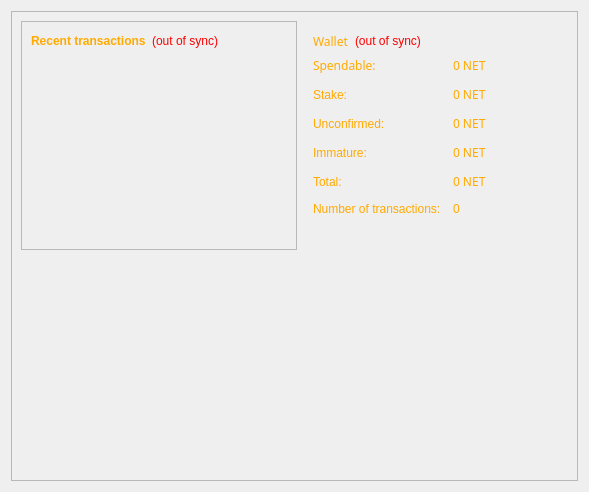
The window that src/qt/forms/overviewpage.ui (mbirtwistle/net2) describes before a commit, drawn with Qt 5.
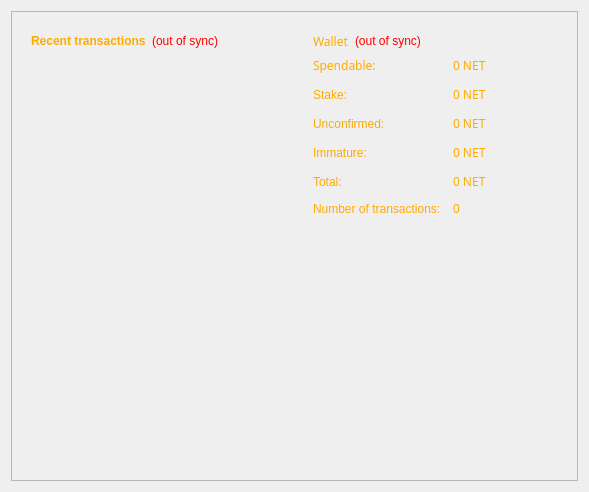
The same window after the commit. Icons and pictures are not drawn.

What changed in the file:
```diff
--- a/src/qt/forms/overviewpage.ui
+++ b/src/qt/forms/overviewpage.ui
@@ -193,6 +193,15 @@
                </color>
               </brush>
              </colorrole>
+             <colorrole role="Button">
+              <brush brushstyle="SolidPattern">
+               <color alpha="0">
+                <red>0</red>
+                <green>0</green>
+                <blue>0</blue>
+               </color>
+              </brush>
+             </colorrole>
              <colorrole role="Text">
               <brush brushstyle="SolidPattern">
                <color alpha="255">
@@ -220,6 +229,24 @@
                </color>
               </brush>
              </colorrole>
+             <colorrole role="Base">
+              <brush brushstyle="SolidPattern">
+               <color alpha="0">
+                <red>0</red>
+                <green>0</green>
+                <blue>0</blue>
+               </color>
+              </brush>
+             </colorrole>
+             <colorrole role="Window">
+              <brush brushstyle="SolidPattern">
+               <color alpha="0">
+                <red>0</red>
+                <green>0</green>
+                <blue>0</blue>
+               </color>
+              </brush>
+             </colorrole>
              <colorrole role="ToolTipText">
               <brush brushstyle="SolidPattern">
                <color alpha="255">
@@ -240,6 +267,15 @@
                </color>
               </brush>
              </colorrole>
+             <colorrole role="Button">
+              <brush brushstyle="SolidPattern">
+               <color alpha="0">
+                <red>0</red>
+                <green>0</green>
+                <blue>0</blue>
+               </color>
+              </brush>
+             </colorrole>
              <colorrole role="Text">
               <brush brushstyle="SolidPattern">
                <color alpha="255">
@@ -267,6 +303,24 @@
                </color>
               </brush>
              </colorrole>
+             <colorrole role="Base">
+              <brush brushstyle="SolidPattern">
+               <color alpha="0">
+                <red>0</red>
+                <green>0</green>
+                <blue>0</blue>
+               </color>
+              </brush>
+             </colorrole>
+             <colorrole role="Window">
+              <brush brushstyle="SolidPattern">
+               <color alpha="0">
+                <red>0</red>
+                <green>0</green>
+                <blue>0</blue>
+               </color>
+              </brush>
+             </colorrole>
              <colorrole role="ToolTipText">
               <brush brushstyle="SolidPattern">
                <color alpha="255">
@@ -287,6 +341,15 @@
                </color>
               </brush>
              </colorrole>
+             <colorrole role="Button">
+              <brush brushstyle="SolidPattern">
+               <color alpha="0">
+                <red>0</red>
+                <green>0</green>
+                <blue>0</blue>
+               </color>
+              </brush>
+             </colorrole>
              <colorrole role="Text">
               <brush brushstyle="SolidPattern">
                <color alpha="255">
@@ -314,6 +377,24 @@
                </color>
               </brush>
              </colorrole>
+             <colorrole role="Base">
+              <brush brushstyle="SolidPattern">
+               <color alpha="0">
+                <red>0</red>
+                <green>0</green>
+                <blue>0</blue>
+               </color>
+              </brush>
+             </colorrole>
+             <colorrole role="Window">
+              <brush brushstyle="SolidPattern">
+               <color alpha="0">
+                <red>0</red>
+                <green>0</green>
+                <blue>0</blue>
+               </color>
+              </brush>
+             </colorrole>
              <colorrole role="ToolTipText">
               <brush brushstyle="SolidPattern">
                <color alpha="255">
@@ -327,7 +408,7 @@
            </palette>
           </property>
           <property name="styleSheet">
-           <string notr="true">Qframe { background: transparent; }
+           <string notr="true">QFrame { background: transparent; }
 </string>
           </property>
           <property name="frameShape">
```
Left out of the diff: 81 changed lines with no effect on the pictures.
